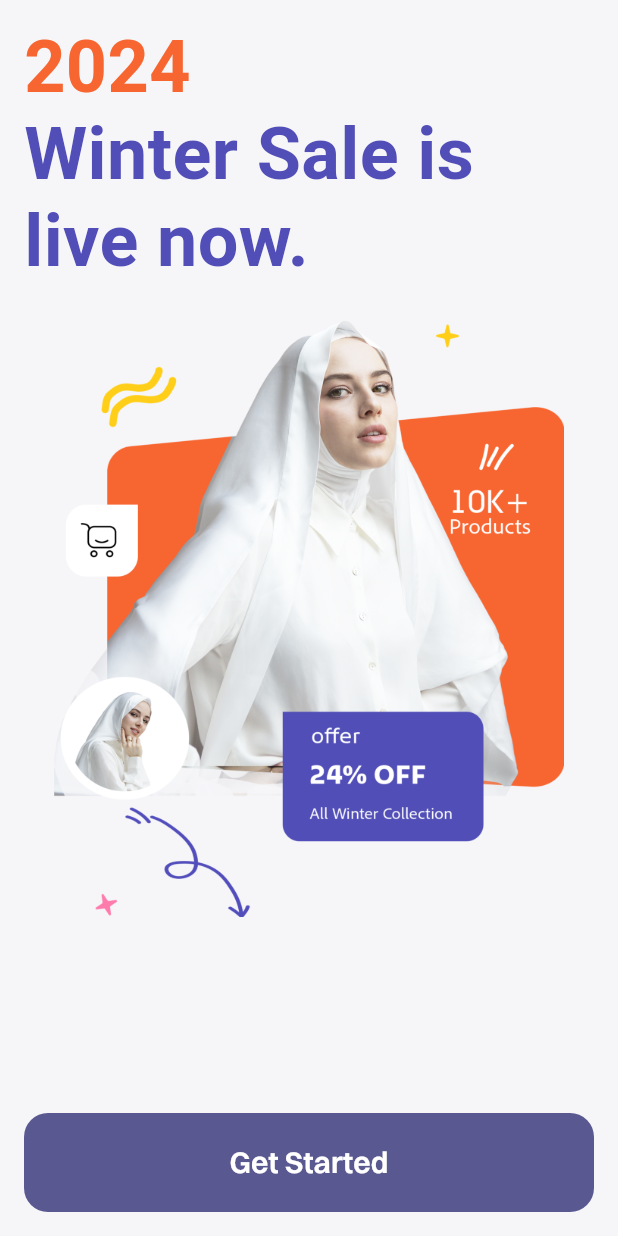
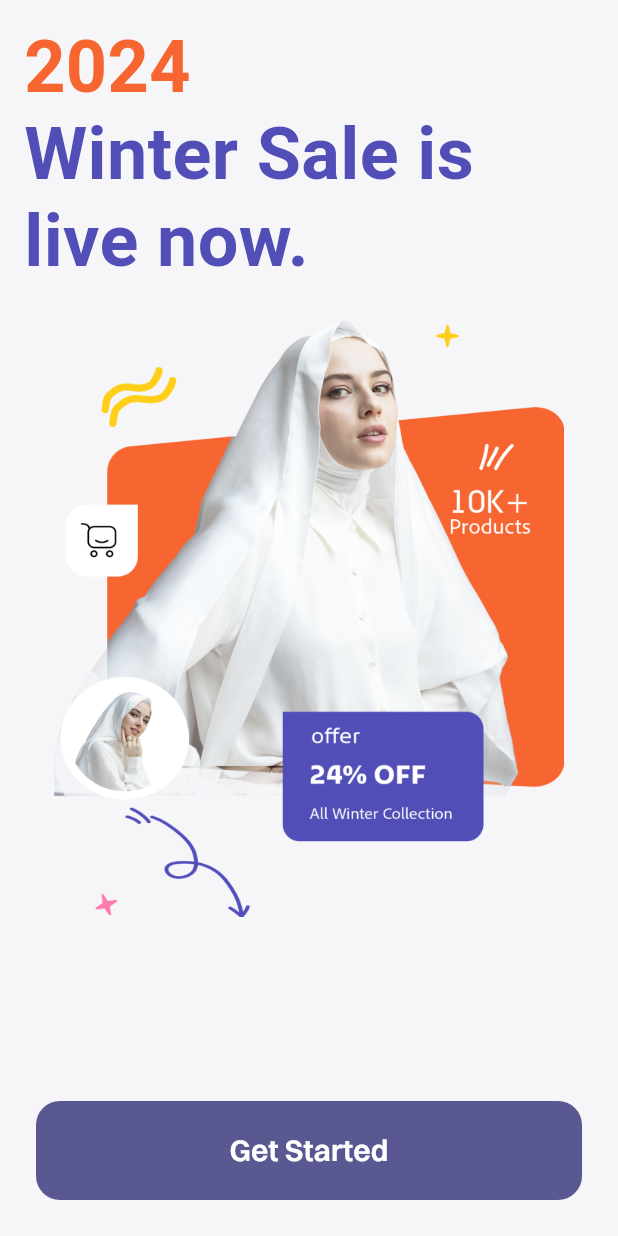
Before and after one commit to mahirAbdAlazimMokhtar/hero_market, a Flutter app: the screen it shows after launch, on a phone screen of 412 x 824 dp. Run offline on Flutter 3.47's test engine with Material 3 defaults, Android fonts, the phone set to English and light mode, and no system bars; our stand-ins replace bloc, dartz, equatable, flutter_bloc, get_it, go_router and 1 more; accounts and stored records are empty.

Commit message:
`Refactor RoundedButton widget to include padding and color for the button`

```diff
--- a/lib/core/common/widgets/rounded_button.dart
+++ b/lib/core/common/widgets/rounded_button.dart
@@ -20,7 +20,9 @@ class RoundedButton extends StatelessWidget {
   final Color? color;
   @override
   Widget build(BuildContext context) {
-    return SizedBox(
+    return Padding(
+      padding: const EdgeInsets.all(8.0),
+      child: SizedBox(
         height: height ?? 66,
         width: double.maxFinite,
         child: FilledButton(
@@ -41,6 +43,7 @@ class RoundedButton extends StatelessWidget {
             style: style ?? AppTextStyles.buttonTextHeadingSemiBold.white,
           ),
         ),
+      ),
     );
   }
 }
--- a/lib/src/on_boarding/presentation/widgets/on_boarding_info_section.dart
+++ b/lib/src/on_boarding/presentation/widgets/on_boarding_info_section.dart
@@ -65,7 +65,6 @@ class OnBoardingInfoSection extends StatelessWidget {
             },
             RoundedButton(
               text: 'Get Started',
-
               onPressed: () {
                 sl<CacheHelper>().cacheFirstTimer();
                 context.go(LoginScreen.path);
```
Lines whose indentation alone changed are shown as unchanged.
